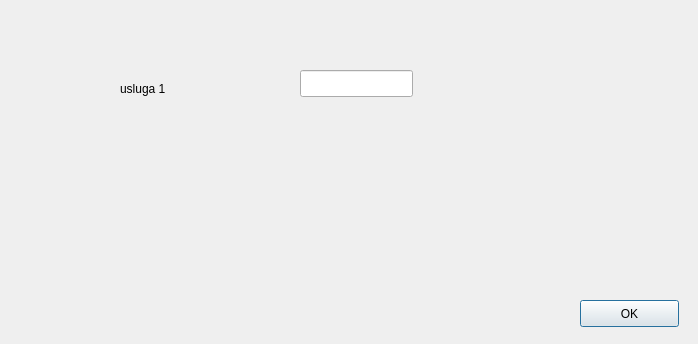
Qt form dialog.ui (karadzic1101/Usluzni_program_zdr_usluga) before a commit.
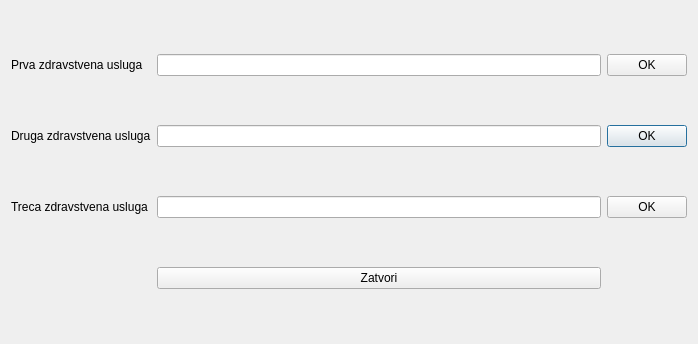
The same form after that commit.

Commit message: druga forma skoro gotova

Patch:
```diff
--- a/dialog.ui
+++ b/dialog.ui
@@ -13,42 +13,74 @@
   <property name="windowTitle">
    <string>Dialog</string>
   </property>
-  <widget class="QLineEdit" name="ln_promena">
-   <property name="geometry">
-    <rect>
-     <x>300</x>
-     <y>70</y>
-     <width>113</width>
-     <height>27</height>
-    </rect>
-   </property>
-  </widget>
-  <widget class="QPushButton" name="btn_ok">
-   <property name="geometry">
-    <rect>
-     <x>580</x>
-     <y>300</y>
-     <width>99</width>
-     <height>27</height>
-    </rect>
-   </property>
+  <layout class="QGridLayout" name="gridLayout">
+   <item row="2" column="2">
+    <widget class="QPushButton" name="btn_pr2">
+     <property name="text">
+      <string>OK</string>
+     </property>
+    </widget>
+   </item>
+   <item row="3" column="2">
+    <widget class="QPushButton" name="btn_pr3">
+     <property name="text">
+      <string>OK</string>
+     </property>
+    </widget>
+   </item>
+   <item row="0" column="2">
+    <widget class="QPushButton" name="btn_pr1">
    <property name="text">
     <string>OK</string>
    </property>
   </widget>
+   </item>
+   <item row="2" column="1">
+    <widget class="QLineEdit" name="zdr_usl2">
+     <property name="enabled">
+      <bool>true</bool>
+     </property>
+    </widget>
+   </item>
+   <item row="4" column="1">
+    <widget class="QPushButton" name="btn_close">
+     <property name="text">
+      <string>Zatvori</string>
+     </property>
+    </widget>
+   </item>
+   <item row="0" column="1">
+    <widget class="QLineEdit" name="zdr_usl1"/>
+   </item>
+   <item row="3" column="1">
+    <widget class="QLineEdit" name="zdr_usl3">
+     <property name="enabled">
+      <bool>true</bool>
+     </property>
+    </widget>
+   </item>
+   <item row="0" column="0">
   <widget class="QLabel" name="label">
-   <property name="geometry">
-    <rect>
-     <x>120</x>
-     <y>80</y>
-     <width>67</width>
-     <height>17</height>
-    </rect>
-   </property>
+     <property name="text">
+      <string>Prva zdravstvena usluga</string>
+     </property>
+    </widget>
+   </item>
+   <item row="2" column="0">
+    <widget class="QLabel" name="label_2">
    <property name="text">
-    <string>usluga 1</string>
-   </property>
-  </widget>
+      <string>Druga zdravstvena usluga</string>
+     </property>
+    </widget>
+   </item>
+   <item row="3" column="0">
+    <widget class="QLabel" name="label_3">
+     <property name="text">
+      <string>Treca zdravstvena usluga</string>
+     </property>
+    </widget>
+   </item>
+  </layout>
  </widget>
  <resources/>
  <connections/>
```
Lines whose indentation alone changed are shown as unchanged. The commit also changes 5 other files.
